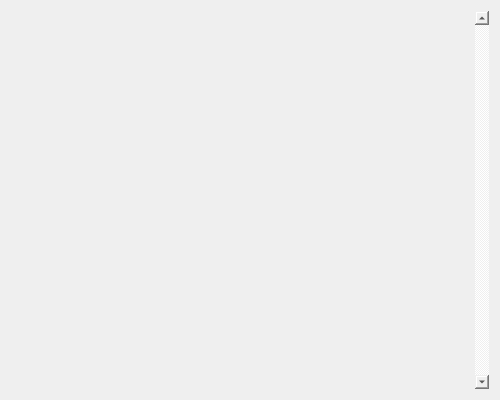
This is Code/PaperFriend/all_habits.ui in RomainPuech/Paper-Friend as Qt 5 draws it before an edit. The edited form follows.
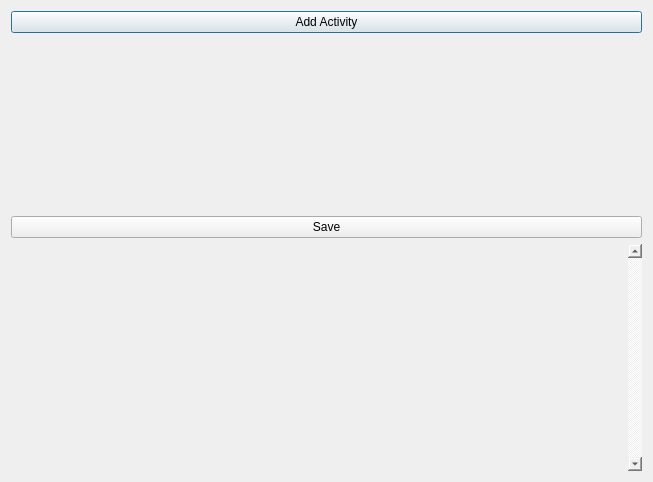
This is the edited form.

Commit message: Removed habit button and added ui of add_habit to all_habit

Diff of the .ui file:
```diff
--- a/Code/PaperFriend/all_habits.ui
+++ b/Code/PaperFriend/all_habits.ui
@@ -6,14 +6,49 @@
    <rect>
     <x>0</x>
     <y>0</y>
-    <width>500</width>
-    <height>400</height>
+    <width>653</width>
+    <height>482</height>
    </rect>
   </property>
   <property name="windowTitle">
    <string>All habits</string>
   </property>
-  <layout class="QVBoxLayout" name="verticalLayout_2">
+  <layout class="QVBoxLayout" name="verticalLayout">
+   <item>
+    <layout class="QVBoxLayout" name="verticalLayout_3">
+     <item>
+      <widget class="QPushButton" name="add_activity_button">
+       <property name="text">
+        <string>Add Activity</string>
+       </property>
+      </widget>
+     </item>
+     <item>
+      <layout class="QGridLayout" name="activities_cell_layout">
+       <item row="0" column="0">
+        <spacer name="verticalSpacer">
+         <property name="orientation">
+          <enum>Qt::Vertical</enum>
+         </property>
+         <property name="sizeHint" stdset="0">
+          <size>
+           <width>20</width>
+           <height>40</height>
+          </size>
+         </property>
+        </spacer>
+       </item>
+      </layout>
+     </item>
+     <item>
+      <widget class="QPushButton" name="save_activity_button">
+       <property name="text">
+        <string>Save</string>
+       </property>
+      </widget>
+     </item>
+    </layout>
+   </item>
    <item>
     <widget class="QTextEdit" name="all_habits_label">
      <property name="enabled">
```
The commit also changes 5 other files.
